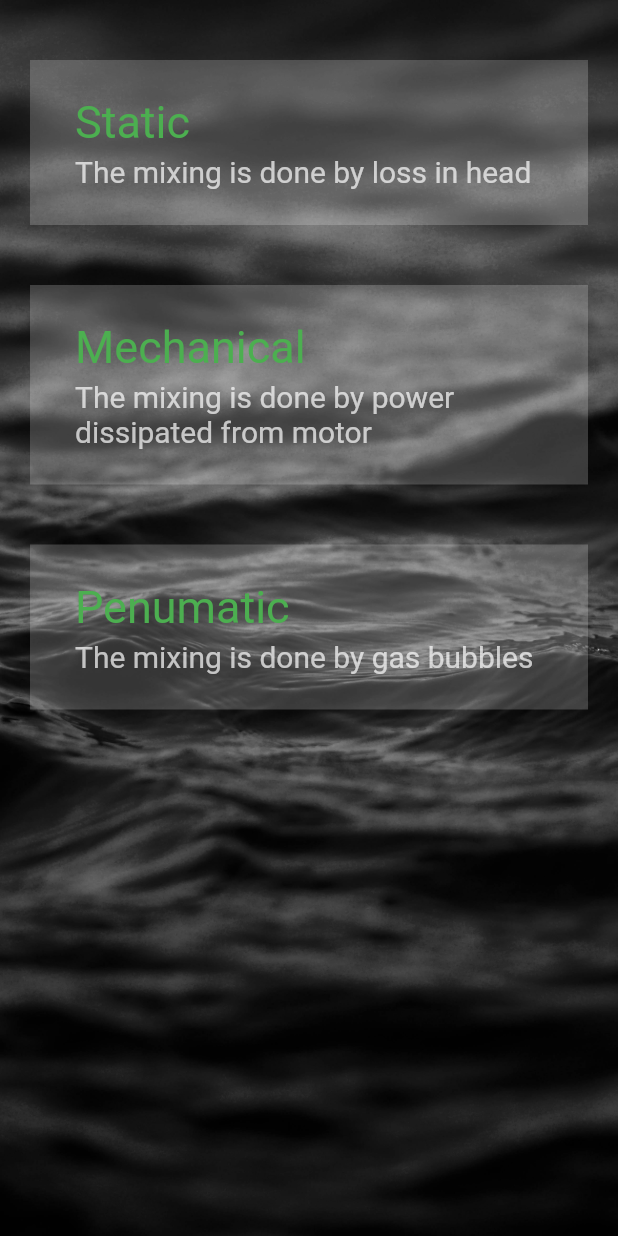
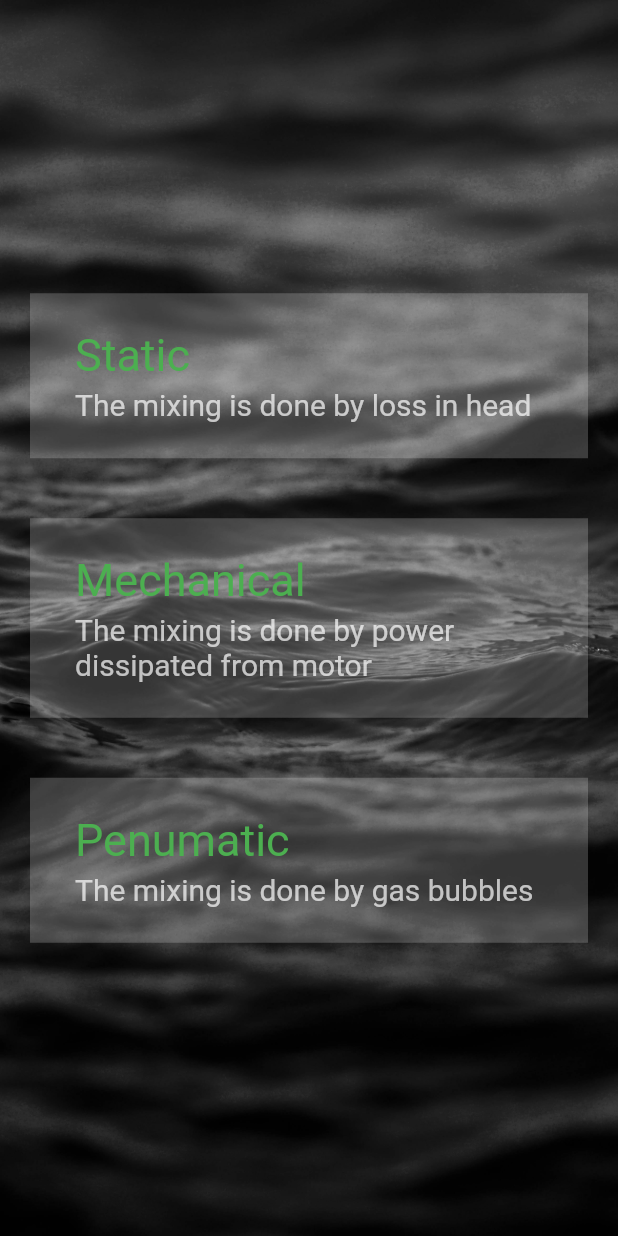
Before and after one commit to aelshamy/GValueCalculator, a Flutter app: the screen it shows after launch, on a phone screen of 412 x 824 dp. Run offline on Flutter 3.47's test engine with Material 2 defaults, Android fonts, the phone set to English and light mode, and no system bars.

Commit message:
center home tiles

```diff
--- a/lib/src/homepage.dart
+++ b/lib/src/homepage.dart
@@ -11,7 +11,7 @@ class HomePage extends StatelessWidget {
       body: Container(
         padding: EdgeInsets.symmetric(vertical: 20.0),
         child: Column(
-          // mainAxisAlignment: MainAxisAlignment.spaceAround,
+          mainAxisAlignment: MainAxisAlignment.center,
           children: <Widget>[
             Container(
               margin: EdgeInsets.symmetric(horizontal: 20.0, vertical: 20.0),
```
Also changed, not shown: 1 other file.
